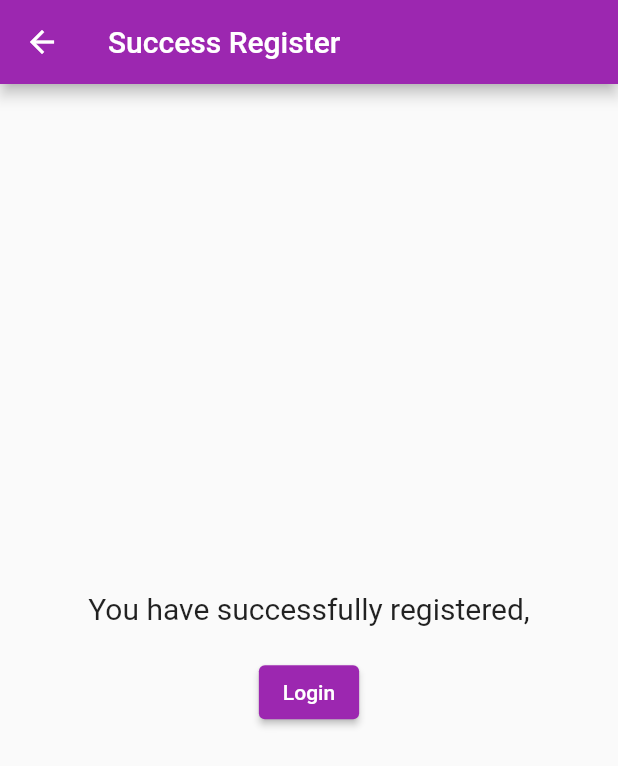
After one commit to ChoBeomHee/Useful_Calandar_App, a Flutter app: the SuccessRegisterPage screen opened directly, on a phone screen of 412 x 824 dp. The commit adds this screen. Shown: the top 766 px of the screen. Run offline on Flutter 3.47's test engine with Material 2 defaults, Android fonts, the phone set to English and light mode, and no system bars; our stand-ins replace cloud_firestore, firebase_auth, firebase_core, modal_progress_hud_nsn, table_calendar; accounts and stored records are empty.

```diff
--- a/lib/RegisterPage.dart
+++ b/lib/RegisterPage.dart
@@ -2,6 +2,7 @@ import 'package:flutter/material.dart';
 import 'package:firebase_auth/firebase_auth.dart';
 import 'package:cloud_firestore/cloud_firestore.dart';
 import 'package:team/CalendarHomePage.dart';
+import 'SuccessRegisterPage.dart';
 import 'package:team/LoginPage.dart';
 
 class RegisterPage extends StatelessWidget {
@@ -92,7 +93,7 @@ class _RegisterFormState extends State<RegisterForm> {
                       _formkey.currentState!.reset(); // 빨간줄 -> null이 되면 안된다 -> ! 붙여주기
                       if (!mounted) return;
                       // state가 tree에 마운트가 되었다를 확인하고 push를 하는게 좋음(오류 없음)
-                      Navigator.push(context, MaterialPageRoute(builder: (context) => const LoginPage()));
+                      Navigator.push(context, MaterialPageRoute(builder: (context)=> const SuccessRegisterPage()));
                     }
                   } catch (e) { // 익명함수 e를 받음
                     print(e);
--- /dev/null
+++ b/lib/SuccessRegisterPage.dart
@@ -0,0 +1,28 @@
+import 'package:flutter/material.dart';
+
+class SuccessRegisterPage extends StatelessWidget {
+  const SuccessRegisterPage({Key? key}) : super(key: key);
+
+  @override
+  Widget build(BuildContext context) {
+    return Scaffold(
+      appBar: AppBar(
+        title: Text('Success Register'),
+      ),
+      body: Center(
+        child: Column(
+          mainAxisAlignment: MainAxisAlignment.center,
+          children: [
+            const Text('You have successfully registered,',
+              style: TextStyle(fontSize: 20),),
+            SizedBox(height: 20,),
+            ElevatedButton(onPressed: (){
+              Navigator.popUntil(context, (route) => route.isFirst);
+            },
+                child: const Text('Login')),
+          ],
+        ),
+      ),
+    );
+  }
+}
```
